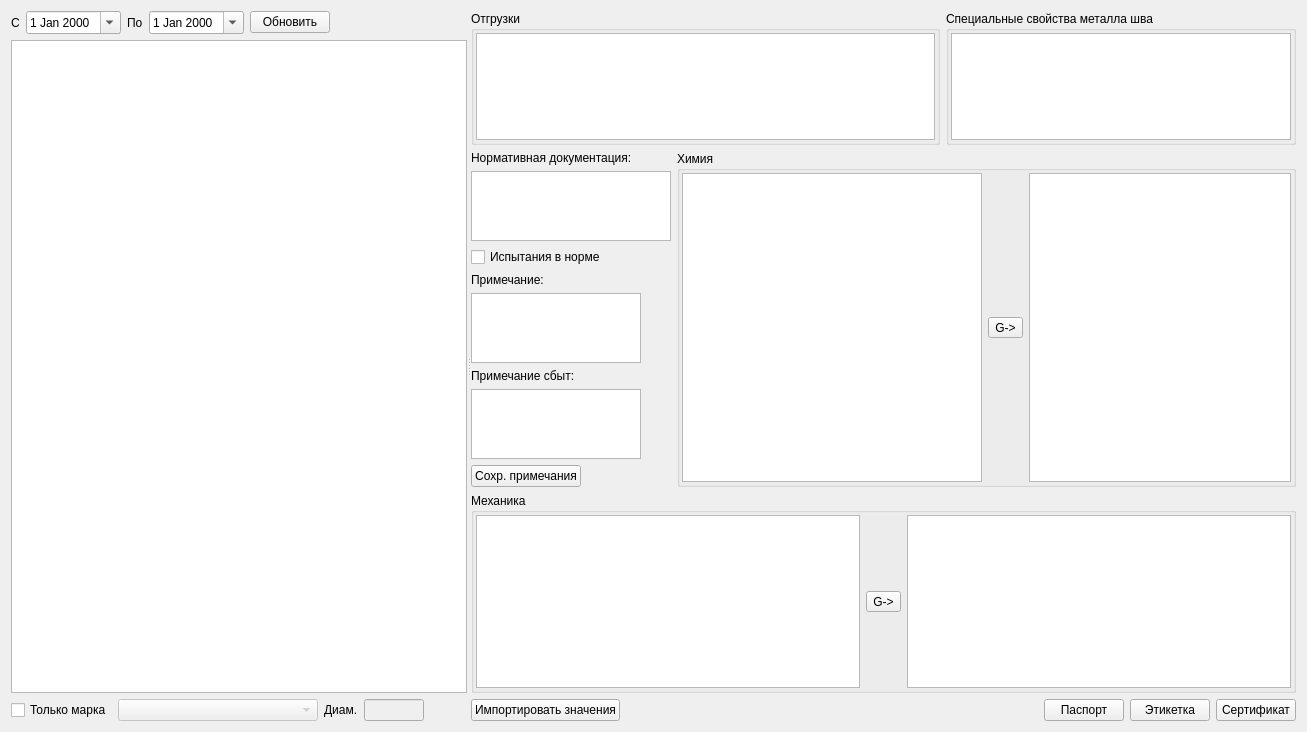
Sergeyego/certificates, file formpartel/formpartel.ui: the form before one commit.
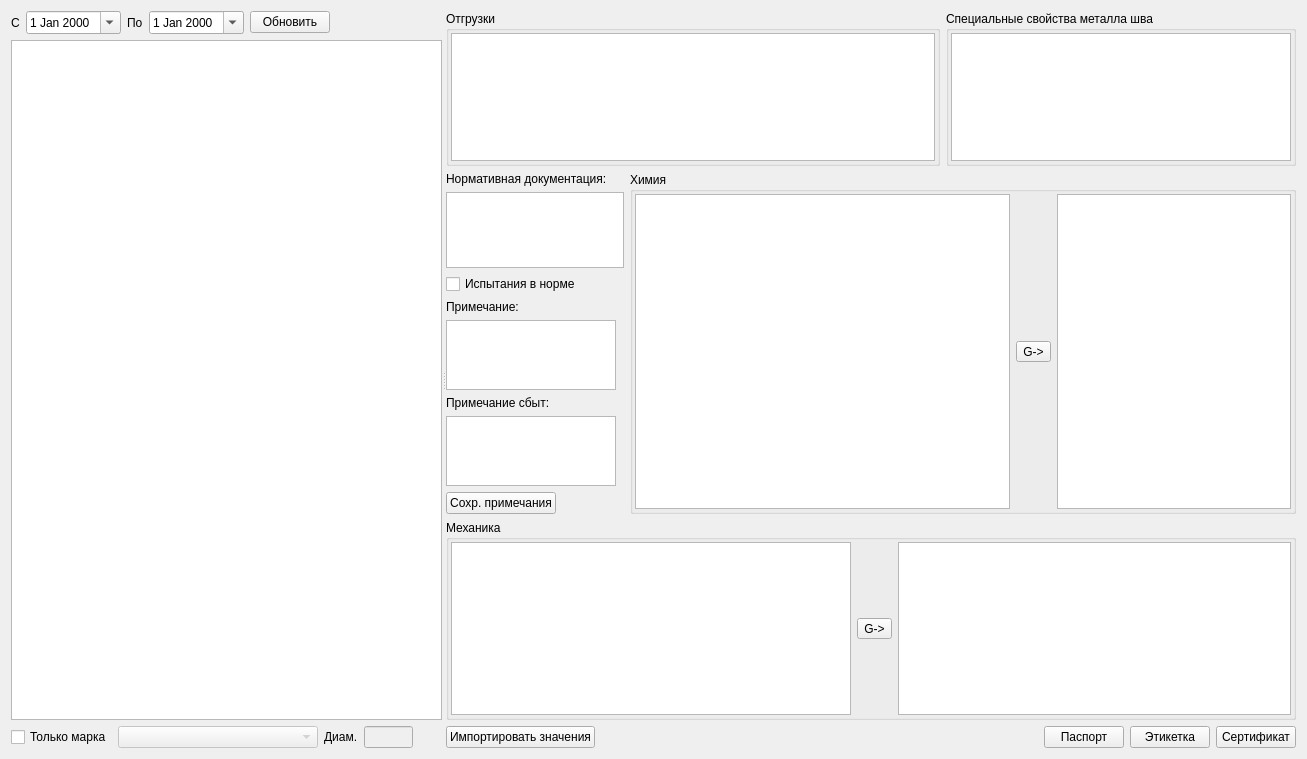
The form after the commit. Custom widgets are drawn as their Qt base class.

Commit message: продолжил делать партии

Diff of the .ui file:
```diff
--- a/formpartel/formpartel.ui
+++ b/formpartel/formpartel.ui
@@ -7,7 +7,7 @@
     <x>0</x>
     <y>0</y>
     <width>1307</width>
-    <height>732</height>
+    <height>759</height>
    </rect>
   </property>
   <property name="windowTitle">
@@ -19,7 +19,7 @@
      <property name="orientation">
       <enum>Qt::Orientation::Horizontal</enum>
      </property>
-     <widget class="QWidget" name="">
+     <widget class="QWidget" name="layoutWidget">
       <layout class="QVBoxLayout" name="verticalLayout_4">
        <item>
         <layout class="QHBoxLayout" name="horizontalLayout">
@@ -157,7 +157,7 @@
        </item>
       </layout>
      </widget>
-     <widget class="QWidget" name="">
+     <widget class="QWidget" name="layoutWidget">
       <layout class="QVBoxLayout" name="verticalLayout_5">
        <item>
         <layout class="QHBoxLayout" name="horizontalLayout_3">
@@ -186,7 +186,11 @@
              <number>2</number>
             </property>
             <item>
-             <widget class="RestTableView" name="tableViewShip"/>
+             <widget class="RestTableView" name="tableViewShip">
+              <attribute name="verticalHeaderVisible">
+               <bool>false</bool>
+              </attribute>
+             </widget>
             </item>
            </layout>
           </widget>
@@ -340,7 +344,7 @@
              <widget class="RestTableView" name="tableViewChemSrc">
               <property name="minimumSize">
                <size>
-                <width>300</width>
+                <width>375</width>
                 <height>0</height>
                </size>
               </property>
@@ -392,7 +396,14 @@
            <number>2</number>
           </property>
           <item>
-           <widget class="RestTableView" name="tableViewMechSrc"/>
+           <widget class="RestTableView" name="tableViewMechSrc">
+            <property name="minimumSize">
+             <size>
+              <width>400</width>
+              <height>0</height>
+             </size>
+            </property>
+           </widget>
           </item>
           <item>
            <widget class="QToolButton" name="toolButtonMech">
```
The commit also changes 2 other files.
